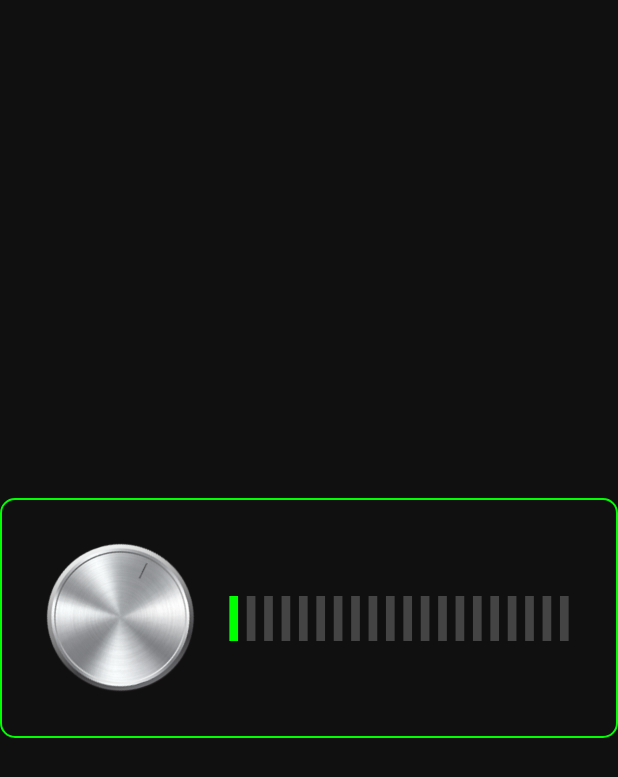
After one commit to Tirth-p/ComposePracticeDemoApp, an Android app built with Jetpack Compose: the DraggableMusicKnob screen opened directly, with no data from a screen before it, on a phone screen of 412 x 824 dp. The commit adds this screen. Shown: the top 777 px of the screen. Run offline under Robolectric (Android 15) with nearby library versions, the light colour scheme and no system bars.

Commit message:
- Jetpack Compose components

```diff
--- /dev/null
+++ b/app/src/main/java/com/example/composepracticedemoapp/DraggableMusicKnob.kt
@@ -0,0 +1,160 @@
+package com.example.composepracticedemoapp
+
+import android.os.Bundle
+import android.view.MotionEvent
+import androidx.activity.ComponentActivity
+import androidx.activity.compose.setContent
+import androidx.compose.foundation.Canvas
+import androidx.compose.foundation.Image
+import androidx.compose.foundation.background
+import androidx.compose.foundation.border
+import androidx.compose.foundation.layout.*
+import androidx.compose.foundation.shape.RoundedCornerShape
+import androidx.compose.runtime.*
+import androidx.compose.ui.Alignment
+import androidx.compose.ui.ExperimentalComposeUiApi
+import androidx.compose.ui.Modifier
+import androidx.compose.ui.draw.rotate
+import androidx.compose.ui.geometry.CornerRadius
+import androidx.compose.ui.geometry.Offset
+import androidx.compose.ui.geometry.Size
+import androidx.compose.ui.graphics.Color
+import androidx.compose.ui.input.pointer.pointerInteropFilter
+import androidx.compose.ui.layout.boundsInWindow
+import androidx.compose.ui.layout.onGloballyPositioned
+import androidx.compose.ui.res.painterResource
+import androidx.compose.ui.unit.dp
+import com.example.composepracticedemoapp.ui.theme.ComposePracticeDemoAppTheme
+import kotlin.math.PI
+import kotlin.math.atan2
+import kotlin.math.roundToInt
+
+class DraggableMusicKnob : ComponentActivity() {
+    override fun onCreate(savedInstanceState: Bundle?) {
+        super.onCreate(savedInstanceState)
+        setContent {
+            ComposePracticeDemoAppTheme {
+                Box(
+                    contentAlignment = Alignment.Center,
+                    modifier = Modifier
+                        .fillMaxSize()
+                        .background(Color(0xFF101010))
+                ) {
+                    Row(
+                        horizontalArrangement = Arrangement.Center,
+                        verticalAlignment = Alignment.CenterVertically,
+                        modifier = Modifier
+                            .border(1.dp, Color.Green, RoundedCornerShape(10.dp))
+                            .padding(30.dp)
+                    ) {
+                        var volume by remember {
+                            mutableStateOf(0f)
+                        }
+                        val barCount = 20
+                        MusicKnob(
+                            modifier = Modifier.size(100.dp)
+                        ) {
+                            volume = it
+                        }
+                        Spacer(modifier = Modifier.width(20.dp))
+                        VolumeBar(
+                            modifier = Modifier
+                                .fillMaxWidth()
+                                .height(30.dp),
+                            activeBars = (barCount * volume).roundToInt(),
+                            barCount = barCount
+                        )
+                    }
+                }
+            }
+        }
+    }
+}
+
+@Composable
+fun VolumeBar(
+    modifier: Modifier = Modifier,
+    activeBars: Int = 0,
+    barCount: Int = 10,
+) {
+    BoxWithConstraints(
+        contentAlignment = Alignment.Center,
+        modifier = modifier
+    ) {
+        val barWidth = remember {
+            constraints.maxWidth / (2f * barCount)
+        }
+        Canvas(modifier = modifier) {
+            for (i in 0 until barCount) {
+                drawRoundRect(
+                    color = if (i in 0..activeBars) Color.Green else Color.DarkGray,
+                    topLeft = Offset(i * barWidth * 2f + barWidth / 2f, 0f),
+                    size = Size(barWidth, constraints.maxHeight.toFloat()),
+                    cornerRadius = CornerRadius(0f)
+                )
+            }
+        }
+    }
+}
+
+@OptIn(ExperimentalComposeUiApi::class)
+@Composable
+fun MusicKnob(
+    modifier: Modifier = Modifier,
+    limitingAngle: Float = 25f,
+    onValueChange: (Float) -> Unit,
+) {
+    var rotation by remember {
+        mutableStateOf(limitingAngle)
+    }
+    var touchX by remember {
+        mutableStateOf(0f)
+    }
+    var touchY by remember {
+        mutableStateOf(0f)
+    }
+    var centerX by remember {
+        mutableStateOf(0f)
+    }
+    var centerY by remember {
+        mutableStateOf(0f)
+    }
+
+    Image(
+        painter = painterResource(id = R.drawable.music_knob),
+        contentDescription = "Music knob",
+        modifier = modifier
+            .fillMaxSize()
+            .onGloballyPositioned {
+                val windowBounds = it.boundsInWindow()
+                centerX = windowBounds.size.width / 2f
+                centerY = windowBounds.size.height / 2f
+            }
+            .pointerInteropFilter { event ->
+                touchX = event.x
+                touchY = event.y
+                val angle = -atan2(centerX - touchX, centerY - touchY) * (180f / PI).toFloat()
+
+                when (event.action) {
+                    MotionEvent.ACTION_DOWN,
+                    MotionEvent.ACTION_MOVE,
+                    -> {
+                        if (angle !in -limitingAngle..limitingAngle) {
+                            val fixedAngle = if (angle in -180f..-limitingAngle) {
+                                360f + angle
+                            } else {
+                                angle
+                            }
+                            rotation = fixedAngle
+
+                            val percent = (fixedAngle - limitingAngle) / (360f - 2 * limitingAngle)
+                            onValueChange(percent)
+                            true
+                        } else false
+                    }
+                    else -> false
+                }
+            }
+            .rotate(rotation)
+    )
+}
--- a/app/src/main/java/com/example/composepracticedemoapp/SimpleAnimation.kt
+++ b/app/src/main/java/com/example/composepracticedemoapp/SimpleAnimation.kt
@@ -82,7 +82,7 @@ fun SimpleAnimationBox() {
         Column {
             Button(onClick = {
                 if (sizeState == 800.dp)
-                    Toast.makeText(context, "Max Size", Toast.LENGTH_SHORT).show();
+                    Toast.makeText(context, "Max Size", Toast.LENGTH_SHORT).show()
                 else
                     sizeState += 50.dp
 
@@ -91,7 +91,7 @@ fun SimpleAnimationBox() {
             }
             Button(onClick = {
                 if (sizeState == 150.dp)
-                    Toast.makeText(context, "Min Size", Toast.LENGTH_SHORT).show();
+                    Toast.makeText(context, "Min Size", Toast.LENGTH_SHORT).show()
                 else
                     sizeState -= 50.dp
 
--- a/app/src/main/res/values/strings.xml
+++ b/app/src/main/res/values/strings.xml
@@ -6,4 +6,6 @@
     <string name="title_activity_list_compose">ListCompose</string>
     <string name="title_activity_home_screen">HomeScreen</string>
     <string name="title_activity_simple_animation">SimpleAnimation</string>
+    <string name="title_activity_circular_progress_bar">CircularProgressBar</string>
+    <string name="title_activity_draggable_music_knob">DraggableMusicKnob</string>
 </resources>
```
Also changed, not shown: app/src/main/AndroidManifest.xml (+10 -0 lines), app/src/main/java/com/example/composepracticedemoapp/CircularProgressBar.kt (added, +93 -0 lines), app/src/main/java/com/example/composepracticedemoapp/HomeScreen.kt (+44 -2 lines), app/src/main/res/drawable/music_knob.png (added).
